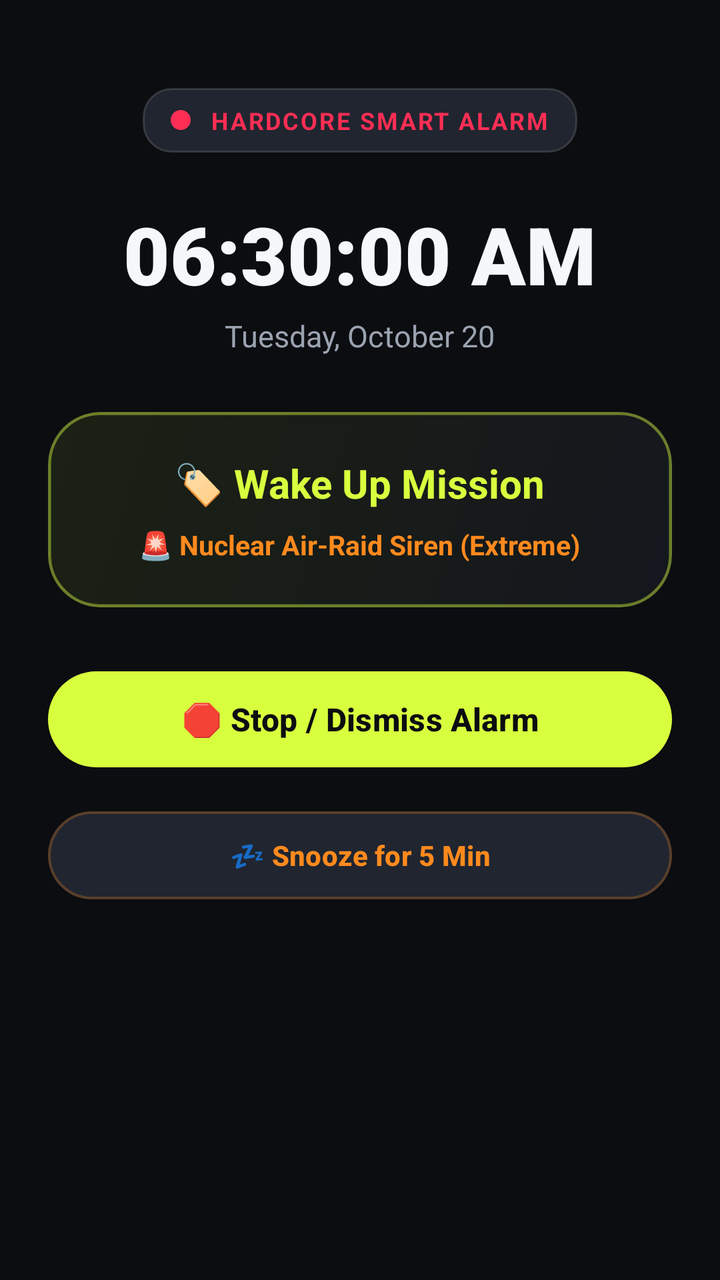
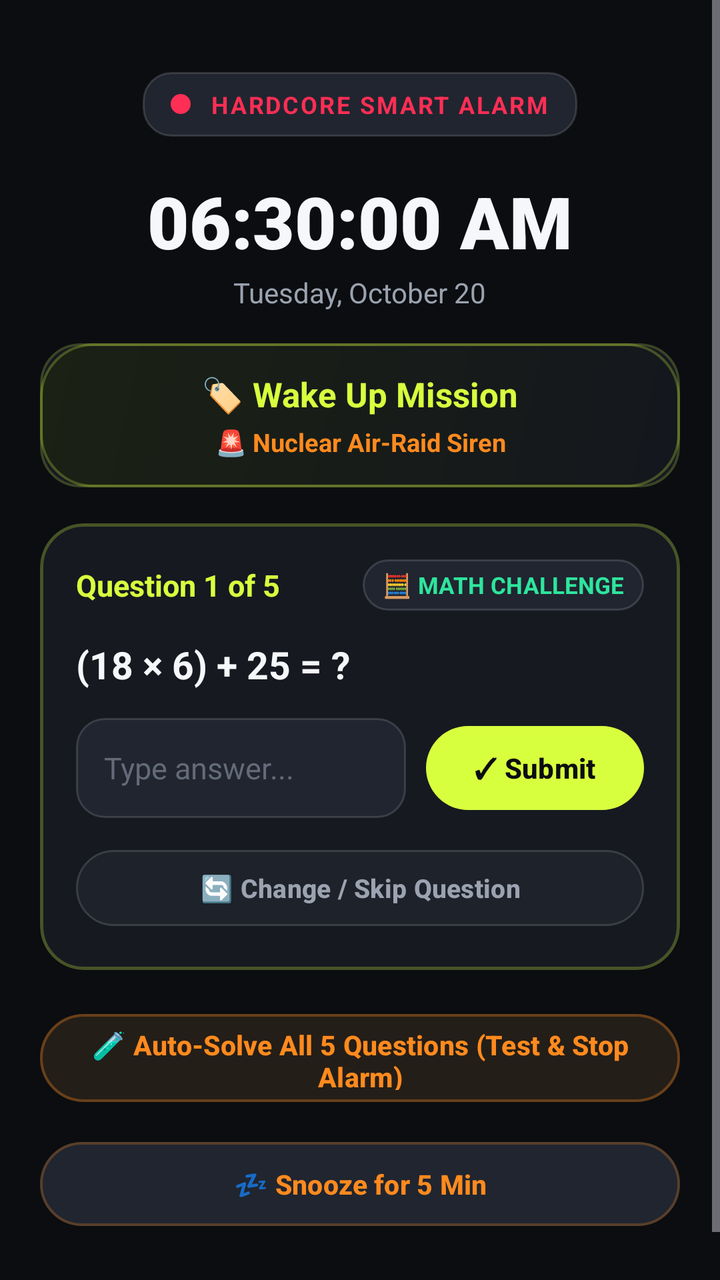

The first picture is an Android layout as it rendered before a commit; the second is the same layout after the commit. The layout source and the unified diff follow.
<!-- AndroidManifest.xml: activity theme Theme.Material3.Dark.NoActionBar -->
<!-- res/layout/activity_alarm_ringing.xml -->
<?xml version="1.0" encoding="utf-8"?>
<FrameLayout xmlns:android="http://schemas.android.com/apk/res/android"
    xmlns:app="http://schemas.android.com/apk/res-auto"
    android:id="@+id/layoutRingingRoot"
    android:layout_width="match_parent"
    android:layout_height="match_parent"
    android:background="@color/ig_bg_canvas"
    android:keepScreenOn="true">

    <ScrollView
        android:id="@+id/layoutStage1Container"
        android:layout_width="match_parent"
        android:layout_height="match_parent"
        android:fillViewport="true">

        <LinearLayout
            android:layout_width="match_parent"
            android:layout_height="wrap_content"
            android:gravity="center_horizontal"
            android:orientation="vertical"
            android:paddingHorizontal="24dp"
            android:paddingTop="44dp"
            android:paddingBottom="48dp">

            
            <LinearLayout
                android:layout_width="wrap_content"
                android:layout_height="wrap_content"
                android:background="@drawable/bg_input_surface"
                android:gravity="center_vertical"
                android:orientation="horizontal"
                android:paddingHorizontal="14dp"
                android:paddingVertical="8dp">

                <View
                    android:id="@+id/viewRingingDot"
                    android:layout_width="10dp"
                    android:layout_height="10dp"
                    android:background="@drawable/bg_day_circle_active"
                    android:backgroundTint="@color/ig_accent_danger" />

                <TextView
                    android:layout_width="wrap_content"
                    android:layout_height="wrap_content"
                    android:layout_marginStart="10dp"
                    android:text="HARDCORE SMART ALARM"
                    android:textColor="@color/ig_accent_danger"
                    android:textSize="12sp"
                    android:textStyle="bold"
                    android:letterSpacing="0.08" />
            </LinearLayout>

            
            <TextView
                android:id="@+id/tvClockLive"
                android:layout_width="wrap_content"
                android:layout_height="wrap_content"
                android:layout_marginTop="24dp"
                android:text="06:30:00 AM"
                android:textColor="@color/ig_text_primary"
                android:textSize="40sp"
                android:textStyle="bold"
                android:fontFamily="sans-serif-black" />

            <TextView
                android:id="@+id/tvDateLive"
                android:layout_width="wrap_content"
                android:layout_height="wrap_content"
                android:layout_marginTop="4dp"
                android:text="Tuesday, October 20"
                android:textColor="@color/ig_text_secondary"
                android:textSize="15sp" />

            
            <com.google.android.material.card.MaterialCardView
                android:layout_width="match_parent"
                android:layout_height="wrap_content"
                android:layout_marginTop="28dp"
                app:cardBackgroundColor="@color/ig_bg_card"
                app:cardCornerRadius="26dp"
                app:cardElevation="0dp"
                app:strokeColor="#40D8FF3E"
                app:strokeWidth="1.5dp">

                <LinearLayout
                    android:layout_width="match_parent"
                    android:layout_height="wrap_content"
                    android:background="@drawable/bg_card_hero_accent"
                    android:orientation="vertical"
                    android:padding="22dp"
                    android:gravity="center">

                    <TextView
                        android:id="@+id/tvAlarmLabel"
                        android:layout_width="wrap_content"
                        android:layout_height="wrap_content"
                        android:text="🏷️ Wake Up Mission"
                        android:textColor="@color/ig_accent_primary"
                        android:textSize="20sp"
                        android:textStyle="bold"
                        android:gravity="center" />

                    <TextView
                        android:id="@+id/tvSoundTitle"
                        android:layout_width="wrap_content"
                        android:layout_height="wrap_content"
                        android:layout_marginTop="8dp"
                        android:text="🚨 Nuclear Air-Raid Siren (Extreme)"
                        android:textColor="@color/ig_accent_amber"
                        android:textSize="13.5sp"
                        android:textStyle="bold"
                        android:gravity="center" />

                    <TextView
                        android:id="@+id/tvAutoDeleteBadge"
                        android:layout_width="wrap_content"
                        android:layout_height="wrap_content"
                        android:layout_marginTop="10dp"
                        android:background="@drawable/bg_input_surface"
                        android:paddingHorizontal="12dp"
                        android:paddingVertical="4dp"
                        android:text="🗑️ Auto-Delete After Ringing"
                        android:textColor="@color/ig_accent_danger"
                        android:textSize="11sp"
                        android:textStyle="bold"
                        android:visibility="gone" />
                </LinearLayout>
            </com.google.android.material.card.MaterialCardView>

            
            <com.google.android.material.button.MaterialButton
                android:id="@+id/btnStopAlarm"
                android:layout_width="match_parent"
                android:layout_height="56dp"
                android:layout_marginTop="28dp"
                android:text="🛑 Stop / Dismiss Alarm"
                android:textAllCaps="false"
                android:textColor="@color/ig_text_on_accent"
                android:textStyle="bold"
                android:textSize="16sp"
                app:cornerRadius="28dp"
                app:backgroundTint="@color/ig_accent_primary" />

            
            <com.google.android.material.button.MaterialButton
                android:id="@+id/btnSnooze"
                android:layout_width="match_parent"
                android:layout_height="52dp"
                android:layout_marginTop="14dp"
                android:text="💤 Snooze for 5 Min"
                android:textAllCaps="false"
                android:textColor="@color/ig_accent_amber"
                android:textStyle="bold"
                android:textSize="14sp"
                app:cornerRadius="26dp"
                app:strokeColor="#40FF8A1E"
                app:strokeWidth="1.2dp"
                app:backgroundTint="#202530" />

            
            <com.google.android.material.button.MaterialButton
                android:id="@+id/btnEmergencyStop"
                android:layout_width="wrap_content"
                android:layout_height="40dp"
                android:layout_marginTop="20dp"
                android:text="🛑 Stop Test"
                android:textColor="@color/ig_text_secondary"
                android:textSize="12sp"
                app:cornerRadius="20dp"
                app:strokeColor="@color/ig_border_subtle"
                app:strokeWidth="1dp"
                app:backgroundTint="#202530"
                android:visibility="gone" />

        </LinearLayout>
    </ScrollView>

</FrameLayout>
<!-- resources referenced by this layout -->
<resources>
  <color name="ig_accent_amber">#FF8A1E</color>
  <color name="ig_accent_danger">#FF2E54</color>
  <color name="ig_accent_primary">#D8FF3E</color>
  <color name="ig_bg_canvas">#0B0D10</color>
  <color name="ig_bg_card">#161920</color>
  <color name="ig_border_subtle">#1FFFFFFF</color>
  <color name="ig_text_on_accent">#0B0D10</color>
  <color name="ig_text_primary">#F5F7FA</color>
  <color name="ig_text_secondary">#9BA3B0</color>
  <!-- drawable bg_card_hero_accent (drawable) -->
  <?xml version="1.0" encoding="utf-8"?>
  <shape xmlns:android="http://schemas.android.com/apk/res/android"
      android:shape="rectangle">
      <gradient
          android:angle="315"
          android:endColor="#14171D"
          android:startColor="#1B2114"
          android:type="linear" />
      <corners android:radius="26dp" />
      <stroke
          android:width="1.2dp"
          android:color="#40D8FF3E" />
  </shape>
  <!-- drawable bg_day_circle_active (drawable) -->
  <?xml version="1.0" encoding="utf-8"?>
  <shape xmlns:android="http://schemas.android.com/apk/res/android"
      android:shape="oval">
      <solid android:color="#D8FF3E" />
  </shape>
  <!-- drawable bg_input_surface (drawable) -->
  <?xml version="1.0" encoding="utf-8"?>
  <shape xmlns:android="http://schemas.android.com/apk/res/android"
      android:shape="rectangle">
      <solid android:color="#202530" />
      <corners android:radius="14dp" />
      <stroke
          android:width="1dp"
          android:color="#24FFFFFF" />
  </shape>
</resources>

<!-- the commit's change to res/layout/activity_alarm_ringing.xml (unified diff, before → after) -->
@@ -18,8 +18,8 @@
             android:layout_height="wrap_content"
             android:gravity="center_horizontal"
             android:orientation="vertical"
-            android:paddingHorizontal="24dp"
-            android:paddingTop="44dp"
+            android:paddingHorizontal="20dp"
+            android:paddingTop="36dp"
             android:paddingBottom="48dp">
 
             
@@ -55,10 +55,10 @@
                 android:id="@+id/tvClockLive"
                 android:layout_width="wrap_content"
                 android:layout_height="wrap_content"
-                android:layout_marginTop="24dp"
+                android:layout_marginTop="18dp"
                 android:text="06:30:00 AM"
                 android:textColor="@color/ig_text_primary"
-                android:textSize="40sp"
+                android:textSize="36sp"
                 android:textStyle="bold"
                 android:fontFamily="sans-serif-black" />
 
@@ -66,28 +66,29 @@
                 android:id="@+id/tvDateLive"
                 android:layout_width="wrap_content"
                 android:layout_height="wrap_content"
-                android:layout_marginTop="4dp"
+                android:layout_marginTop="2dp"
                 android:text="Tuesday, October 20"
                 android:textColor="@color/ig_text_secondary"
-                android:textSize="15sp" />
+                android:textSize="14sp" />
 
             
             <com.google.android.material.card.MaterialCardView
                 android:layout_width="match_parent"
                 android:layout_height="wrap_content"
-                android:layout_marginTop="28dp"
+                android:layout_marginTop="16dp"
                 app:cardBackgroundColor="@color/ig_bg_card"
-                app:cardCornerRadius="26dp"
+                app:cardCornerRadius="20dp"
                 app:cardElevation="0dp"
-                app:strokeColor="#40D8FF3E"
-                app:strokeWidth="1.5dp">
+                app:strokeColor="#30D8FF3E"
+                app:strokeWidth="1.2dp">
 
                 <LinearLayout
                     android:layout_width="match_parent"
                     android:layout_height="wrap_content"
                     android:background="@drawable/bg_card_hero_accent"
                     android:orientation="vertical"
-                    android:padding="22dp"
+                    android:paddingHorizontal="16dp"
+                    android:paddingVertical="14dp"
                     android:gravity="center">
 
                     <TextView
@@ -96,7 +97,7 @@
                         android:layout_height="wrap_content"
                         android:text="🏷️ Wake Up Mission"
                         android:textColor="@color/ig_accent_primary"
-                        android:textSize="20sp"
+                        android:textSize="17sp"
                         android:textStyle="bold"
                         android:gravity="center" />
 
@@ -104,10 +105,10 @@
                         android:id="@+id/tvSoundTitle"
                         android:layout_width="wrap_content"
                         android:layout_height="wrap_content"
-                        android:layout_marginTop="8dp"
-                        android:text="🚨 Nuclear Air-Raid Siren (Extreme)"
+                        android:layout_marginTop="4dp"
+                        android:text="🚨 Nuclear Air-Raid Siren"
                         android:textColor="@color/ig_accent_amber"
-                        android:textSize="13.5sp"
+                        android:textSize="12.5sp"
                         android:textStyle="bold"
                         android:gravity="center" />
 
@@ -115,63 +116,237 @@
                         android:id="@+id/tvAutoDeleteBadge"
                         android:layout_width="wrap_content"
                         android:layout_height="wrap_content"
-                        android:layout_marginTop="10dp"
+                        android:layout_marginTop="6dp"
                         android:background="@drawable/bg_input_surface"
-                        android:paddingHorizontal="12dp"
-                        android:paddingVertical="4dp"
+                        android:paddingHorizontal="10dp"
+                        android:paddingVertical="3dp"
                         android:text="🗑️ Auto-Delete After Ringing"
                         android:textColor="@color/ig_accent_danger"
-                        android:textSize="11sp"
+                        android:textSize="10.5sp"
                         android:textStyle="bold"
                         android:visibility="gone" />
                 </LinearLayout>
             </com.google.android.material.card.MaterialCardView>
 
             
+            <com.google.android.material.card.MaterialCardView
+                android:id="@+id/cardQuestionMission"
+                android:layout_width="match_parent"
+                android:layout_height="wrap_content"
+                android:layout_marginTop="18dp"
+                app:cardBackgroundColor="@color/ig_bg_card"
+                app:cardCornerRadius="22dp"
+                app:cardElevation="0dp"
+                app:strokeColor="#40D8FF3E"
+                app:strokeWidth="1.5dp">
+
+                <LinearLayout
+                    android:layout_width="match_parent"
+                    android:layout_height="wrap_content"
+                    android:orientation="vertical"
+                    android:padding="18dp">
+
+                    
+                    <LinearLayout
+                        android:layout_width="match_parent"
+                        android:layout_height="wrap_content"
+                        android:gravity="center_vertical"
+                        android:orientation="horizontal">
+
+                        <TextView
+                            android:id="@+id/tvQuestionProgress"
+                            android:layout_width="0dp"
+                            android:layout_height="wrap_content"
+                            android:layout_weight="1"
+                            android:text="Question 1 of 5"
+                            android:textColor="@color/ig_accent_primary"
+                            android:textSize="15sp"
+                            android:textStyle="bold" />
+
+                        <TextView
+                            android:id="@+id/tvCategoryBadge"
+                            android:layout_width="wrap_content"
+                            android:layout_height="wrap_content"
+                            android:background="@drawable/bg_input_surface"
+                            android:paddingHorizontal="10dp"
+                            android:paddingVertical="5dp"
+                            android:text="🧮 MATH CHALLENGE"
+                            android:textColor="@color/ig_accent_success"
+                            android:textSize="11.5sp"
+                            android:textStyle="bold" />
+                    </LinearLayout>
+
+                    
+                    <TextView
+                        android:id="@+id/tvQuestionText"
+                        android:layout_width="match_parent"
+                        android:layout_height="wrap_content"
+                        android:layout_marginTop="14dp"
+                        android:text="(18 × 6) + 25 = ?"
+                        android:textColor="@color/ig_text_primary"
+                        android:textSize="19sp"
+                        android:textStyle="bold"
+                        android:lineSpacingExtra="4dp" />
+
+                    
+                    <LinearLayout
+                        android:id="@+id/layoutChoices"
+                        android:layout_width="match_parent"
+                        android:layout_height="wrap_content"
+                        android:layout_marginTop="14dp"
+                        android:orientation="vertical"
+                        android:visibility="gone">
+
+                        <com.google.android.material.button.MaterialButton
+                            android:id="@+id/btnChoice1"
+                            android:layout_width="match_parent"
+                            android:layout_height="48dp"
+                            android:layout_marginBottom="8dp"
+                            android:text="Option 1"
+                            android:textAllCaps="false"
+                            android:textColor="@color/ig_text_primary"
+                            android:textSize="13.5sp"
+                            android:textStyle="bold"
+                            app:cornerRadius="14dp"
+                            app:strokeColor="@color/ig_border_subtle"
+                            app:strokeWidth="1dp"
+                            app:backgroundTint="@color/ig_bg_elevated" />
+
+                        <com.google.android.material.button.MaterialButton
+                            android:id="@+id/btnChoice2"
+                            android:layout_width="match_parent"
+                            android:layout_height="48dp"
+                            android:layout_marginBottom="8dp"
+                            android:text="Option 2"
+                            android:textAllCaps="false"
+                            android:textColor="@color/ig_text_primary"
+                            android:textSize="13.5sp"
+                            android:textStyle="bold"
+                            app:cornerRadius="14dp"
+                            app:strokeColor="@color/ig_border_subtle"
+                            app:strokeWidth="1dp"
+                            app:backgroundTint="@color/ig_bg_elevated" />
+
+                        <com.google.android.material.button.MaterialButton
+                            android:id="@+id/btnChoice3"
+                            android:layout_width="match_parent"
+                            android:layout_height="48dp"
+                            android:layout_marginBottom="8dp"
+                            android:text="Option 3"
+                            android:textAllCaps="false"
+                            android:textColor="@color/ig_text_primary"
+                            android:textSize="13.5sp"
+                            android:textStyle="bold"
+                            app:cornerRadius="14dp"
+                            app:strokeColor="@color/ig_border_subtle"
+                            app:strokeWidth="1dp"
+                            app:backgroundTint="@color/ig_bg_elevated" />
+
+                        <com.google.android.material.button.MaterialButton
+                            android:id="@+id/btnChoice4"
+                            android:layout_width="match_parent"
+                            android:layout_height="48dp"
+                            android:layout_marginBottom="6dp"
+                            android:text="Option 4"
+                            android:textAllCaps="false"
+                            android:textColor="@color/ig_text_primary"
+                            android:textSize="13.5sp"
+                            android:textStyle="bold"
+                            app:cornerRadius="14dp"
+                            app:strokeColor="@color/ig_border_subtle"
+                            app:strokeWidth="1dp"
+                            app:backgroundTint="@color/ig_bg_elevated" />
+                    </LinearLayout>
+
+                    
+                    <LinearLayout
+                        android:id="@+id/layoutAnswerInput"
+                        android:layout_width="match_parent"
+                        android:layout_height="wrap_content"
+                        android:layout_marginTop="14dp"
+                        android:gravity="center_vertical"
+                        android:orientation="horizontal">
+
+                        <EditText
+                            android:id="@+id/etAnswer"
+                            android:layout_width="0dp"
+                            android:layout_height="50dp"
+                            android:layout_weight="1"
+                            android:background="@drawable/bg_input_surface"
+                            android:hint="Type answer..."
+                            android:textColorHint="@color/ig_text_muted"
+                            android:textColor="@color/ig_text_primary"
+                            android:textSize="15sp"
+                            android:paddingHorizontal="14dp"
+                            android:singleLine="true"
+                            android:imeOptions="actionDone"
+                            android:inputType="text" />
+
+                        <com.google.android.material.button.MaterialButton
+                            android:id="@+id/btnSubmitAnswer"
+                            android:layout_width="wrap_content"
+                            android:layout_height="50dp"
+                            android:layout_marginStart="10dp"
+                            android:text="✓ Submit"
+                            android:textAllCaps="false"
+                            android:textColor="@color/ig_text_on_accent"
+                            android:textSize="14sp"
+                            android:textStyle="bold"
+                            app:cornerRadius="25dp"
+                            app:backgroundTint="@color/ig_accent_primary" />
+                    </LinearLayout>
+
+                    
+                    <com.google.android.material.button.MaterialButton
+                        android:id="@+id/btnChangeQuestion"
+                        android:layout_width="match_parent"
+                        android:layout_height="46dp"
+                        android:layout_marginTop="12dp"
+                        android:text="🔄 Change / Skip Question"
+                        android:textAllCaps="false"
+                        android:textColor="@color/ig_text_secondary"
+                        android:textSize="13sp"
+                        android:textStyle="bold"
+                        app:cornerRadius="23dp"
+                        app:strokeColor="@color/ig_border_subtle"
+                        app:strokeWidth="1dp"
+                        app:backgroundTint="@color/ig_bg_card_secondary" />
+
+                </LinearLayout>
+            </com.google.android.material.card.MaterialCardView>
+
+            
             <com.google.android.material.button.MaterialButton
-                android:id="@+id/btnStopAlarm"
+                android:id="@+id/btnAutoSolveTest"
                 android:layout_width="match_parent"
-                android:layout_height="56dp"
-                android:layout_marginTop="28dp"
-                android:text="🛑 Stop / Dismiss Alarm"
+                android:layout_height="52dp"
+                android:layout_marginTop="18dp"
+                android:text="🧪 Auto-Solve All 5 Questions (Test &amp; Stop Alarm)"
                 android:textAllCaps="false"
-                android:textColor="@color/ig_text_on_accent"
+                android:textColor="@color/ig_accent_amber"
+                android:textSize="13.5sp"
                 android:textStyle="bold"
-                android:textSize="16sp"
-                app:cornerRadius="28dp"
-                app:backgroundTint="@color/ig_accent_primary" />
+                app:cornerRadius="26dp"
+                app:strokeColor="#50FF8A1E"
+                app:strokeWidth="1.2dp"
+                app:backgroundTint="#241E18" />
 
             
             <com.google.android.material.button.MaterialButton
                 android:id="@+id/btnSnooze"
                 android:layout_width="match_parent"
-                android:layout_height="52dp"
-                android:layout_marginTop="14dp"
+                android:layout_height="50dp"
+                android:layout_marginTop="12dp"
                 android:text="💤 Snooze for 5 Min"
                 android:textAllCaps="false"
                 android:textColor="@color/ig_accent_amber"
                 android:textStyle="bold"
-                android:textSize="14sp"
-                app:cornerRadius="26dp"
+                android:textSize="13.5sp"
+                app:cornerRadius="25dp"
                 app:strokeColor="#40FF8A1E"
                 app:strokeWidth="1.2dp"
                 app:backgroundTint="#202530" />
 
-            
-            <com.google.android.material.button.MaterialButton
-                android:id="@+id/btnEmergencyStop"
-                android:layout_width="wrap_content"
-                android:layout_height="40dp"
-                android:layout_marginTop="20dp"
-                android:text="🛑 Stop Test"
-                android:textColor="@color/ig_text_secondary"
-                android:textSize="12sp"
-                app:cornerRadius="20dp"
-                app:strokeColor="@color/ig_border_subtle"
-                app:strokeWidth="1dp"
-                app:backgroundTint="#202530"
-                android:visibility="gone" />
-
         </LinearLayout>
     </ScrollView>
 
<!-- resource entries referenced after the edit -->
@@ -3,9 +3,13 @@
   <color name="ig_accent_amber">#FF8A1E</color>
   <color name="ig_accent_danger">#FF2E54</color>
   <color name="ig_accent_primary">#D8FF3E</color>
+  <color name="ig_accent_success">#2EE59D</color>
   <color name="ig_bg_canvas">#0B0D10</color>
   <color name="ig_bg_card">#161920</color>
+  <color name="ig_bg_card_secondary">#1E222B</color>
+  <color name="ig_bg_elevated">#14171D</color>
   <color name="ig_border_subtle">#1FFFFFFF</color>
+  <color name="ig_text_muted">#636B78</color>
   <color name="ig_text_on_accent">#0B0D10</color>
   <color name="ig_text_primary">#F5F7FA</color>
   <color name="ig_text_secondary">#9BA3B0</color>
